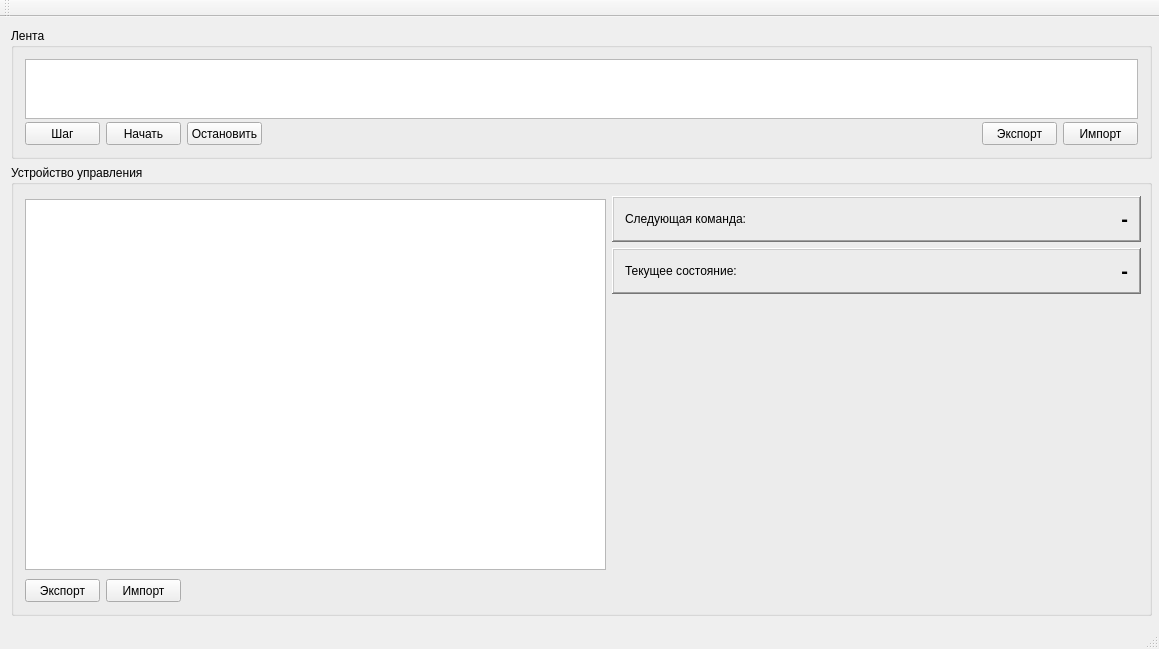
The window that TuringMachine/turingmachine.ui (petrenko-alex/turing-machine) describes before a commit, drawn with Qt 5.
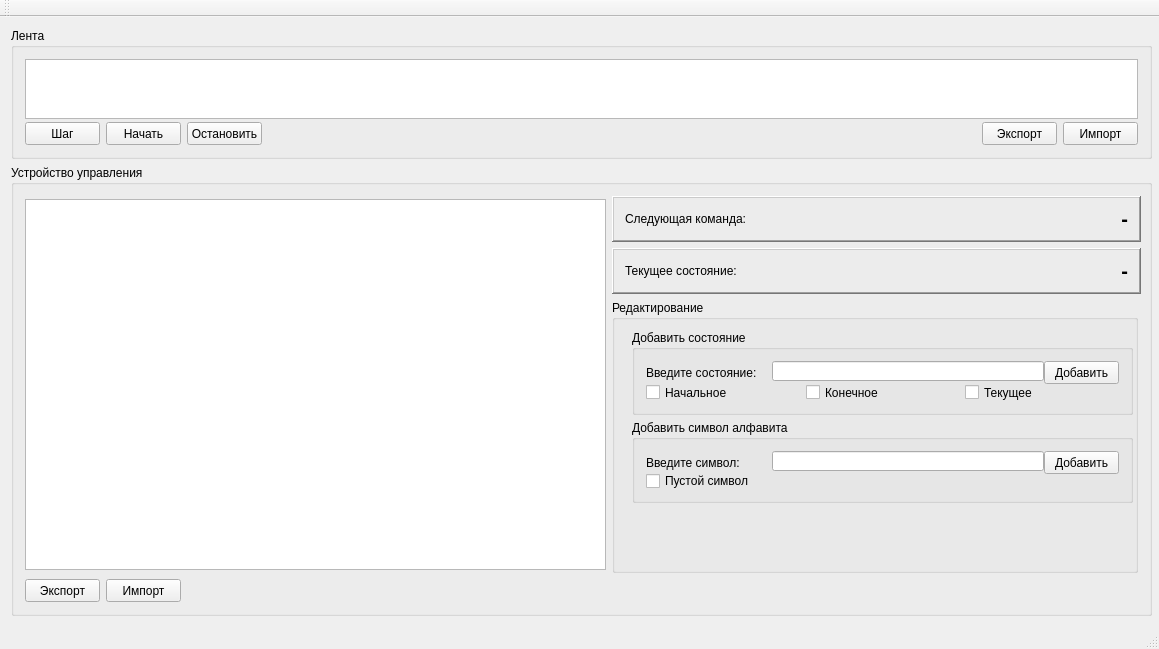
The same window after the commit.

Commit message: Добавлено редактирование таблицы(без удаления)

Diff of the .ui file:
```diff
--- a/TuringMachine/turingmachine.ui
+++ b/TuringMachine/turingmachine.ui
@@ -26,8 +26,8 @@
    <string>TuringMachine</string>
   </property>
   <widget class="QWidget" name="centralWidget">
-   <layout class="QVBoxLayout" name="verticalLayout">
-    <item>
+   <layout class="QGridLayout" name="gridLayout_3">
+    <item row="0" column="0">
      <widget class="QGroupBox" name="groupBox">
       <property name="minimumSize">
        <size>
@@ -233,7 +233,7 @@
       </layout>
      </widget>
     </item>
-    <item>
+    <item row="1" column="0">
      <widget class="QGroupBox" name="groupBox_2">
       <property name="minimumSize">
        <size>
@@ -387,22 +387,6 @@
          </layout>
         </widget>
        </item>
-       <item row="2" column="2" rowspan="2">
-        <spacer name="verticalSpacer">
-         <property name="orientation">
-          <enum>Qt::Vertical</enum>
-         </property>
-         <property name="sizeType">
-          <enum>QSizePolicy::Fixed</enum>
-         </property>
-         <property name="sizeHint" stdset="0">
-          <size>
-           <width>17</width>
-           <height>295</height>
-          </size>
-         </property>
-        </spacer>
-       </item>
        <item row="3" column="0">
         <layout class="QHBoxLayout" name="horizontalLayout_4">
          <item>
@@ -461,6 +445,197 @@
          </property>
         </spacer>
        </item>
+       <item row="2" column="2">
+        <widget class="QGroupBox" name="groupBox_3">
+         <property name="title">
+          <string>Редактирование</string>
+         </property>
+         <widget class="QGroupBox" name="groupBox_4">
+          <property name="geometry">
+           <rect>
+            <x>20</x>
+            <y>30</y>
+            <width>501</width>
+            <height>85</height>
+           </rect>
+          </property>
+          <property name="title">
+           <string>Добавить состояние</string>
+          </property>
+          <layout class="QVBoxLayout" name="verticalLayout">
+           <item>
+            <layout class="QHBoxLayout" name="horizontalLayout_5">
+             <item>
+              <widget class="QLabel" name="label_2">
+               <property name="minimumSize">
+                <size>
+                 <width>120</width>
+                 <height>23</height>
+                </size>
+               </property>
+               <property name="maximumSize">
+                <size>
+                 <width>120</width>
+                 <height>23</height>
+                </size>
+               </property>
+               <property name="text">
+                <string>Введите состояние:</string>
+               </property>
+              </widget>
+             </item>
+             <item>
+              <widget class="QLineEdit" name="newState">
+               <property name="minimumSize">
+                <size>
+                 <width>272</width>
+                 <height>20</height>
+                </size>
+               </property>
+               <property name="maximumSize">
+                <size>
+                 <width>272</width>
+                 <height>20</height>
+                </size>
+               </property>
+               <property name="maxLength">
+                <number>5</number>
+               </property>
+              </widget>
+             </item>
+             <item>
+              <widget class="QPushButton" name="addNewState">
+               <property name="minimumSize">
+                <size>
+                 <width>75</width>
+                 <height>23</height>
+                </size>
+               </property>
+               <property name="maximumSize">
+                <size>
+                 <width>75</width>
+                 <height>23</height>
+                </size>
+               </property>
+               <property name="text">
+                <string>Добавить</string>
+               </property>
+              </widget>
+             </item>
+            </layout>
+           </item>
+           <item>
+            <layout class="QHBoxLayout" name="horizontalLayout_6">
+             <item>
+              <widget class="QCheckBox" name="beginState">
+               <property name="text">
+                <string>Начальное</string>
+               </property>
+              </widget>
+             </item>
+             <item>
+              <widget class="QCheckBox" name="endState">
+               <property name="text">
+                <string>Конечное</string>
+               </property>
+              </widget>
+             </item>
+             <item>
+              <widget class="QCheckBox" name="currState">
+               <property name="text">
+                <string>Текущее</string>
+               </property>
+              </widget>
+             </item>
+            </layout>
+           </item>
+          </layout>
+         </widget>
+         <widget class="QGroupBox" name="groupBox_5">
+          <property name="geometry">
+           <rect>
+            <x>20</x>
+            <y>120</y>
+            <width>501</width>
+            <height>83</height>
+           </rect>
+          </property>
+          <property name="title">
+           <string>Добавить символ алфавита</string>
+          </property>
+          <layout class="QVBoxLayout" name="verticalLayout_2">
+           <item>
+            <layout class="QHBoxLayout" name="horizontalLayout_8">
+             <item>
+              <widget class="QLabel" name="label_4">
+               <property name="minimumSize">
+                <size>
+                 <width>120</width>
+                 <height>23</height>
+                </size>
+               </property>
+               <property name="maximumSize">
+                <size>
+                 <width>120</width>
+                 <height>23</height>
+                </size>
+               </property>
+               <property name="text">
+                <string>Введите символ:</string>
+               </property>
+              </widget>
+             </item>
+             <item>
+              <widget class="QLineEdit" name="newSymbol">
+               <property name="minimumSize">
+                <size>
+                 <width>272</width>
+                 <height>20</height>
+                </size>
+               </property>
+               <property name="maximumSize">
+                <size>
+                 <width>272</width>
+                 <height>20</height>
+                </size>
+               </property>
+               <property name="maxLength">
+                <number>5</number>
+               </property>
+              </widget>
+             </item>
+             <item>
+              <widget class="QPushButton" name="addNewSymbol">
+               <property name="minimumSize">
+                <size>
+                 <width>75</width>
+                 <height>23</height>
+                </size>
+               </property>
+               <property name="maximumSize">
+                <size>
+                 <width>75</width>
+                 <height>23</height>
+                </size>
+               </property>
+               <property name="text">
+                <string>Добавить</string>
+               </property>
+              </widget>
+             </item>
+            </layout>
+           </item>
+           <item>
+            <widget class="QCheckBox" name="emptySymbol">
+             <property name="text">
+              <string>Пустой символ</string>
+             </property>
+            </widget>
+           </item>
+          </layout>
+         </widget>
+        </widget>
+       </item>
       </layout>
      </widget>
     </item>
```
Left out of the diff: 3 changed lines with no effect on the pictures. The commit also changes 7 other files.
